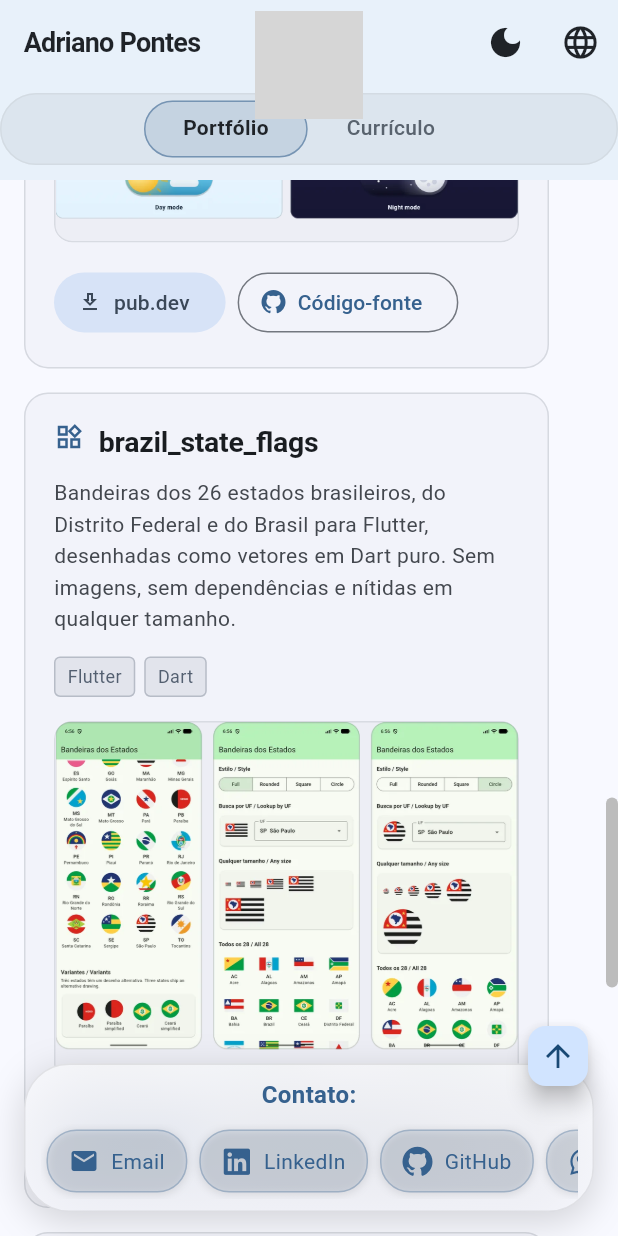
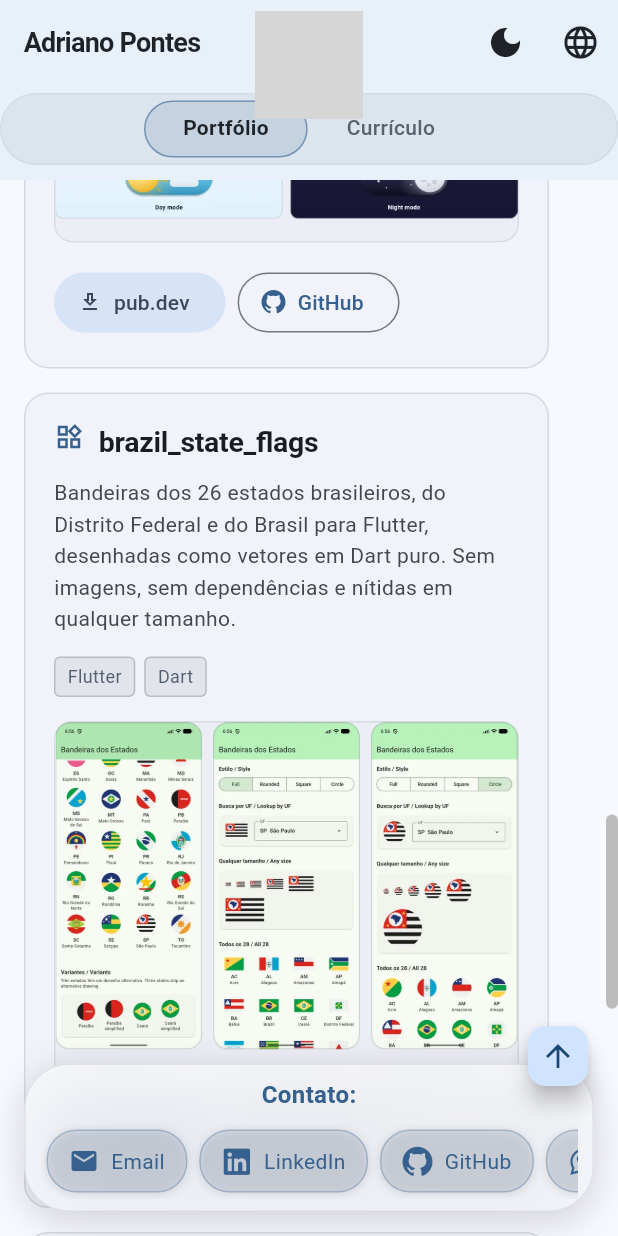
Before and after one commit to Adrianogba/adrianogba.github.io, a Flutter app: the screen it shows after launch, scrolled down 3456 dp, on a phone screen of 412 x 824 dp. Run offline on Flutter 3.47's test engine with Material 3 defaults, Android fonts, the phone set to English and light mode, and no system bars; our stand-ins replace firebase_analytics, firebase_core, font_awesome_flutter, google_fonts; missing offline and left inert: country_flags; accounts and stored records are empty; statements that could not run were skipped; grey boxes are pictures that could not be loaded.

Commit message:
Add App Store link for Selic Agora and label source buttons as GitHub

```diff
--- a/src/lib/localization/app_strings.dart
+++ b/src/lib/localization/app_strings.dart
@@ -39,7 +39,6 @@ class AppStrings {
       'googlePlay': 'Google Play',
       'appStore': 'App Store',
       'learnMore': 'Saiba mais',
-      'sourceCode': 'Código-fonte',
       'getPackage': 'Obter pacote',
       'privacyPolicy': 'Política de Privacidade',
     },
@@ -80,7 +79,6 @@ class AppStrings {
       'googlePlay': 'Google Play',
       'appStore': 'App Store',
       'learnMore': 'Learn more',
-      'sourceCode': 'Source code',
       'getPackage': 'Get package',
       'privacyPolicy': 'Privacy Policy',
     },
@@ -121,7 +119,6 @@ class AppStrings {
       'googlePlay': 'Google Play',
       'appStore': 'App Store',
       'learnMore': 'Saber más',
-      'sourceCode': 'Código fuente',
       'getPackage': 'Obtener paquete',
       'privacyPolicy': 'Política de Privacidad',
     },
@@ -162,7 +159,6 @@ class AppStrings {
       'googlePlay': 'Google Play',
       'appStore': 'App Store',
       'learnMore': 'Mehr erfahren',
-      'sourceCode': 'Quellcode',
       'getPackage': 'Paket holen',
       'privacyPolicy': 'Datenschutzerklärung',
     },
--- a/src/lib/services/app_project_service.dart
+++ b/src/lib/services/app_project_service.dart
@@ -9,6 +9,7 @@ const String eleicoesPrivacyPolicyUrl = 'https://adrianogba.is-a.dev/privacidade
 /// Links fixos, iguais em todos os idiomas.
 const String _selicStoreUrl = 'https://play.google.com/store/apps/details?id=adrianogba.selic';
 const String _banricardStoreUrl = 'https://play.google.com/store/apps/details?id=br.com.sejavero.banricardmulti';
+const String _selicAppStoreUrl = 'https://apps.apple.com/app/selic-agora-taxa-cdi-e-copom/id6835103999';
 const String _banricardAppStoreUrl = 'https://apps.apple.com/br/app/banricard-multi/id6800410716';
 const String _moaiArticleUrl = 'https://dock.tech/fluid/blog/cards-and-credit/autoatendimento-em-tempos-de-pandemia/?ac=1';
 const String _selicShot = 'assets/screens/selic-agora.webp';
@@ -40,6 +41,7 @@ class AppProjectService {
         name: 'Selic Agora',
         description: 'Aplicativo para acompanhar a taxa Selic, com gráfico do histórico, seleção de intervalo de datas e explicação sobre o indicador, com dados do Banco Central. Disponível em português e inglês.',
         storeUrl: _selicStoreUrl,
+        appStoreUrl: _selicAppStoreUrl,
         screenshot: _selicShot,
       ),
       const AppProjectModel(
@@ -81,6 +83,7 @@ class AppProjectService {
         name: 'Selic Agora',
         description: 'App for following the Brazilian Selic interest rate, with a chart of its history, date range selection and an explanation of the indicator, using Central Bank data. Available in Portuguese and English.',
         storeUrl: _selicStoreUrl,
+        appStoreUrl: _selicAppStoreUrl,
         screenshot: _selicShot,
       ),
       const AppProjectModel(
@@ -122,6 +125,7 @@ class AppProjectService {
         name: 'Selic Agora',
         description: 'Aplicación para seguir la tasa Selic, con gráfico del histórico, selección de intervalo de fechas y explicación del indicador, con datos del Banco Central de Brasil. Disponible en portugués e inglés.',
         storeUrl: _selicStoreUrl,
+        appStoreUrl: _selicAppStoreUrl,
         screenshot: _selicShot,
       ),
       const AppProjectModel(
@@ -163,6 +167,7 @@ class AppProjectService {
         name: 'Selic Agora',
         description: 'App zur Verfolgung des brasilianischen Leitzinses Selic, mit Verlaufsdiagramm, Auswahl des Zeitraums und einer Erklärung des Indikators, auf Basis von Daten der Zentralbank. Verfügbar auf Portugiesisch und Englisch.',
         storeUrl: _selicStoreUrl,
+        appStoreUrl: _selicAppStoreUrl,
         screenshot: _selicShot,
       ),
       const AppProjectModel(
--- a/src/lib/widgets/lib_project_card.dart
+++ b/src/lib/widgets/lib_project_card.dart
@@ -63,7 +63,7 @@ class LibProjectCard extends StatelessWidget {
                     primary: true,
                   ),
                 ProjectLinkButton(
-                  label: strings.get('sourceCode'),
+                  label: 'GitHub',
                   url: lib.repositoryUrl,
                   icon: FontAwesomeIcons.github.data,
                   linkType: 'library_repository',
```
Also changed, not shown: 2 other files.
